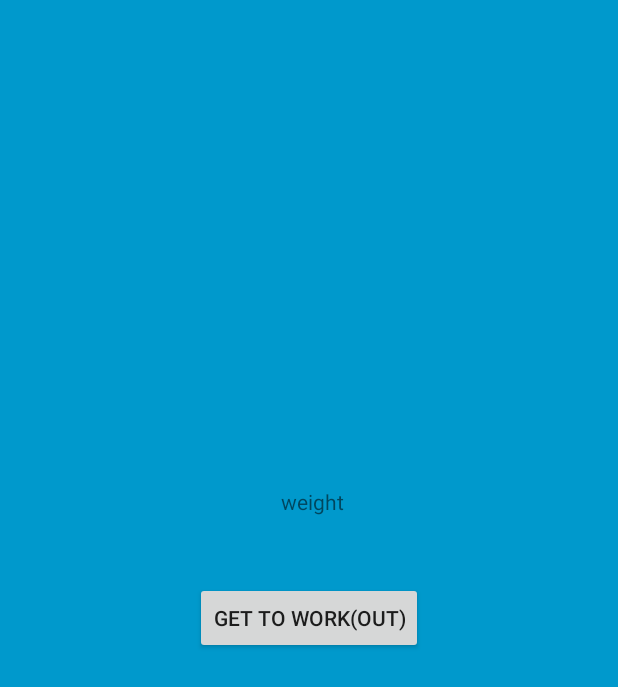
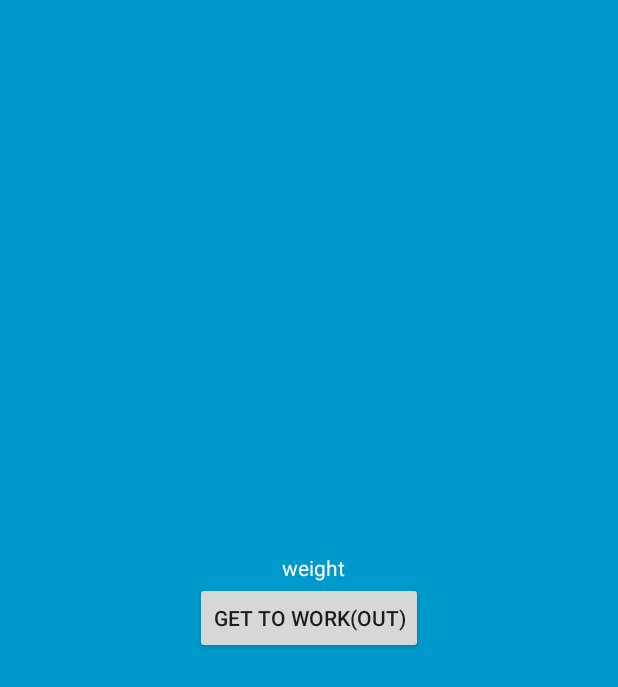
Before and after one commit to kevintondo/Android4ALJ, an Android app: the layout new_app_widget.xml on its own in the app's theme, with its tools: preview values and no code run, on a phone screen of 412 x 824 dp. Shown: the top 687 px of the screen. Run offline under Robolectric (Android 15) with nearby library versions, the phone set to English and light mode, and no system bars.

Commit message:
widget text updated

```diff
--- a/NoPlanNoGain/app/src/main/res/layout/new_app_widget.xml
+++ b/NoPlanNoGain/app/src/main/res/layout/new_app_widget.xml
@@ -13,13 +13,15 @@
 
     <TextView
         android:id="@+id/poidWidgetTxt"
-        android:layout_width="141dp"
-        android:layout_height="45dp"
+        android:layout_width="140dp"
+        android:layout_height="wrap_content"
         android:layout_above="@+id/exemple_widget"
         android:layout_alignParentEnd="true"
-        android:layout_centerInParent="true"
+        android:layout_centerHorizontal="true"
         android:layout_marginEnd="133dp"
-        android:layout_marginBottom="18dp"
+        android:layout_marginBottom="0dp"
+        android:fontFamily="sans-serif"
         android:text="weight"
-        android:textAlignment="center" />
+        android:textAlignment="center"
+        android:textColor="#FFFFFF" />
 </RelativeLayout>
--- a/NoPlanNoGain/app/src/main/res/xml/new_app_widget_info.xml
+++ b/NoPlanNoGain/app/src/main/res/xml/new_app_widget_info.xml
@@ -3,8 +3,8 @@
     android:initialKeyguardLayout="@layout/new_app_widget"
     android:initialLayout="@layout/new_app_widget"
     android:minWidth="110dp"
-    android:minHeight="40dp"
+    android:minHeight="60dp"
     android:previewImage="@drawable/example_appwidget_preview"
     android:resizeMode="horizontal|vertical"
-    android:updatePeriodMillis="86400000"
+    android:updatePeriodMillis="6400000"
     android:widgetCategory="home_screen"></appwidget-provider>
```
Also changed, not shown: NoPlanNoGain/app/src/main/java/com/example/noplannogain/NewAppWidget.java (+11 -6 lines).
